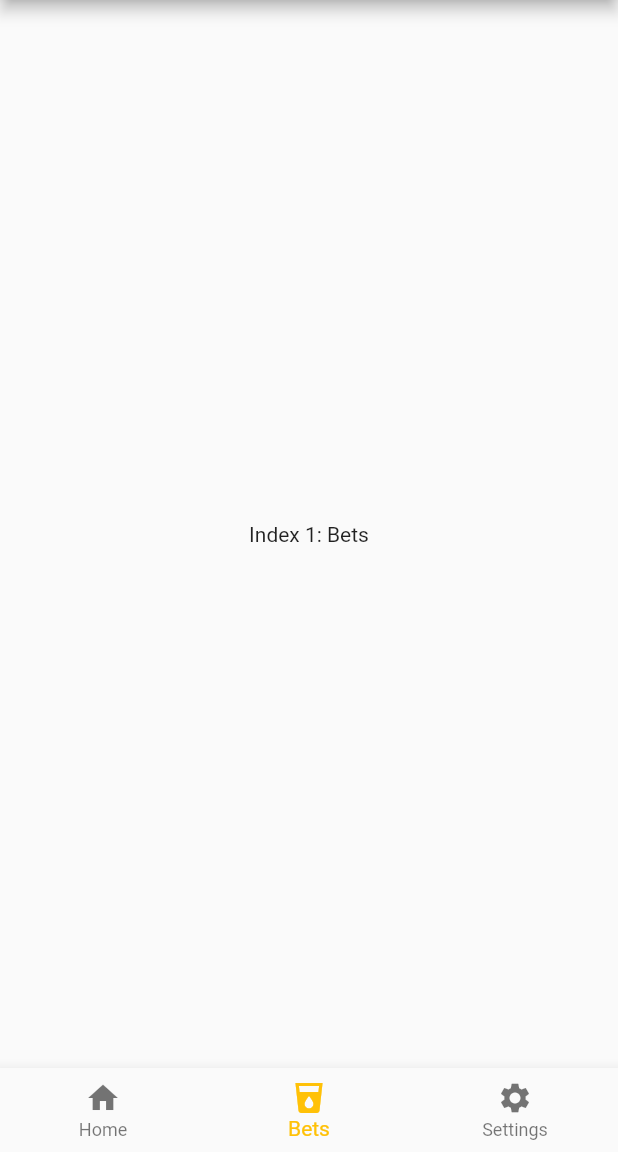
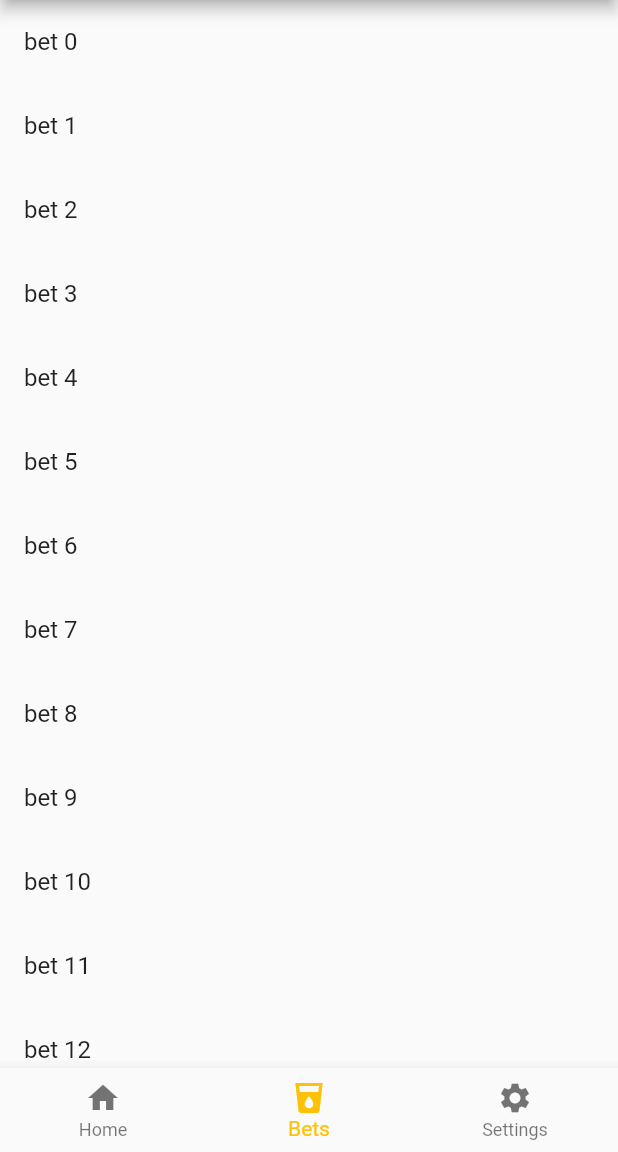
Before and after one commit to bumgardnera07/Wagers, a Flutter app: the screen it shows after launch, item 2 of the bottom bar chosen, on a phone screen of 412 x 824 dp, the part 84-1236 px from its top. Run offline on Flutter 3.47's test engine with Material 2 defaults, Android fonts, the phone set to English and light mode, and no system bars.

Commit message:
add bet list and detail screens

```diff
--- /dev/null
+++ b/lib/BodyBets.dart
@@ -0,0 +1,54 @@
+import 'package:flutter/foundation.dart';
+import 'package:flutter/material.dart';
+
+class Bet {
+  final String title;
+  final String description;
+  final DateTime date;
+  final String initiator;
+  final String target;
+
+  Bet(this.title, this.description, this.date, this.initiator, this.target);
+}
+
+class BodyBets extends StatelessWidget {
+  final List<Bet> bets;
+
+  BodyBets({Key key, @required this.bets}) : super(key: key);
+
+  @override
+  Widget build(BuildContext context) {
+    return ListView.builder(itemBuilder: (context, index) {
+      return ListTile(
+        title: Text(bets[index].title),
+        onTap: () {
+          Navigator.push(
+            context,
+            MaterialPageRoute(
+                builder: (context) => BetDetailScreen(bet: bets[index])
+            ),
+          );
+        },
+      );
+    });
+  }
+}
+
+class BetDetailScreen extends StatelessWidget {
+  final Bet bet;
+
+  BetDetailScreen({Key key, @required this.bet}) : super(key: key);
+
+  @override
+  Widget build(BuildContext context) {
+    return Scaffold(
+      appBar: AppBar(
+        title: Text(bet.title),
+      ),
+      body: Padding(
+          padding: EdgeInsets.all(16.0),
+          child: Text(bet.description)
+      ),
+    );
+  }
+}
--- /dev/null
+++ b/lib/HomeScreen.dart
@@ -0,0 +1,54 @@
+import 'package:flutter/material.dart';
+import 'package:shot_bets/BodyBets.dart';
+
+class _HomeScreenState extends State<HomeScreen> {
+  int _selectedIndex = 0;
+
+  final _widgetOptions = [
+    Text('Index 0: Home'),
+    BodyBets(bets: List.generate(20, (i) => Bet('bet $i', 'description for bet $i', new DateTime.now(), "initiator $i",
+        'target $i'))),
+    Text('Index 2: Settings'),
+  ];
+
+  @override
+  Widget build(BuildContext context) {
+    return Scaffold(
+      appBar: AppBar(
+        title: Text('Shot Bets!'),
+        actions: <Widget>[
+          IconButton(
+            icon: Icon(Icons.add),
+            tooltip: 'Add a new bet',
+            onPressed: () {
+              print('open new bet screen');
+            },
+          ),
+        ],
+      ),
+      body: Center(
+        child: _widgetOptions.elementAt(_selectedIndex),
+      ),
+      bottomNavigationBar:
+      BottomNavigationBar(
+        items: <BottomNavigationBarItem>[
+          BottomNavigationBarItem(icon: Icon(Icons.home), title: Text("Home")),
+          BottomNavigationBarItem(icon: Icon(Icons.local_drink), title: Text("Bets")),
+          BottomNavigationBarItem(icon: Icon(Icons.settings), title: Text("Settings")),
+        ],
+        currentIndex: _selectedIndex,
+        onTap: (index) =>
+            setState(() {
+              _selectedIndex = index;
+            }),
+      ),
+    );
+  }
+}
+
+class HomeScreen extends StatefulWidget {
+  HomeScreen({Key key}) : super(key: key);
+
+  @override
+  _HomeScreenState createState() => _HomeScreenState();
+}
--- a/lib/main.dart
+++ b/lib/main.dart
@@ -1,4 +1,5 @@
 import 'package:flutter/material.dart';
+import 'package:shot_bets/HomeScreen.dart';
 
 void main() => runApp(MyApp());
 
@@ -7,61 +8,11 @@ class MyApp extends StatelessWidget {
   @override
   Widget build(BuildContext context) {
     return MaterialApp(
-      title: 'An app to track shot bets among groups.',
+      title: 'An app to track shot bets between friends.',
       theme: ThemeData(
         primarySwatch: Colors.amber,
       ),
-      home: HomeScreen()
+      home: HomeScreen(),
     );
   }
 }
-
-class _HomeScreenState extends State<HomeScreen> {
-  int _selectedIndex = 0;
-  final _widgetOptions = [
-    Text('Index 0: Home'),
-    Text('Index 1: Bets'),
-    Text('Index 2: Settings'),
-  ];
-
-  @override
-  Widget build(BuildContext context) {
-    return Scaffold(
-      appBar: AppBar(
-        title: Text('Shot Bets!'),
-        actions: <Widget>[
-          IconButton(
-            icon: Icon(Icons.add),
-            tooltip: 'Add a new bet',
-            onPressed: () {
-              print('open new bet screen');
-            },
-          ),
-        ],
-      ),
-      body: Center(
-        child: _widgetOptions.elementAt(_selectedIndex),
-      ),
-      bottomNavigationBar:
-        BottomNavigationBar(
-          items: <BottomNavigationBarItem>[
-            BottomNavigationBarItem(icon: Icon(Icons.home), title: Text("Home")),
-            BottomNavigationBarItem(icon: Icon(Icons.local_drink), title: Text("Bets")),
-            BottomNavigationBarItem(icon: Icon(Icons.settings), title: Text("Settings")),
-          ],
-          currentIndex: _selectedIndex,
-          onTap: (index) =>
-            setState(() {
-              _selectedIndex = index;
-            }),
-        ),
-    );
-  }
-}
-
-class HomeScreen extends StatefulWidget {
-  HomeScreen({Key key}) : super(key: key);
-
-  @override
-  _HomeScreenState createState() => _HomeScreenState();
-}
```
